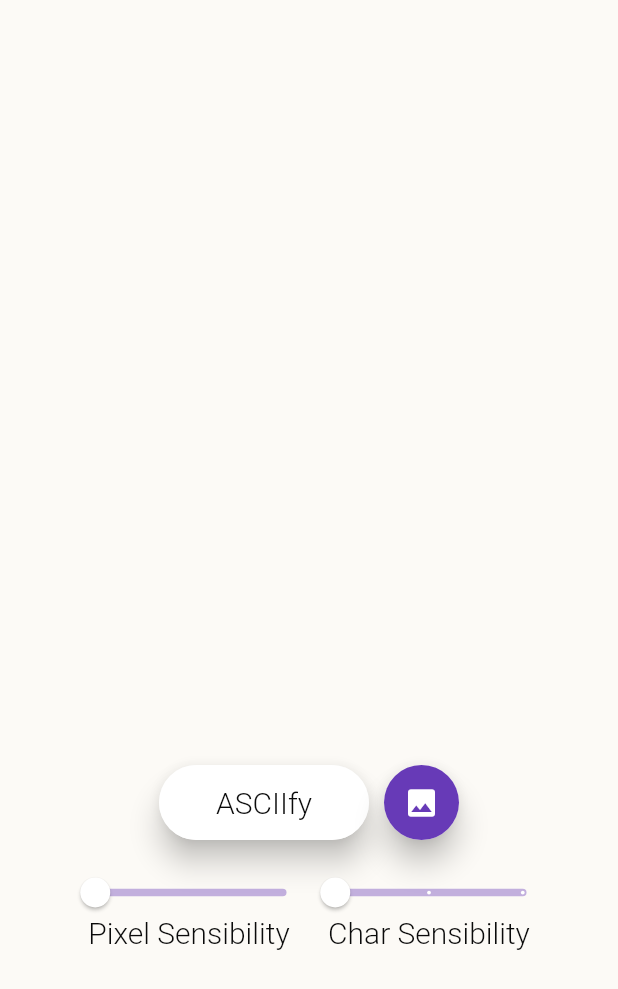
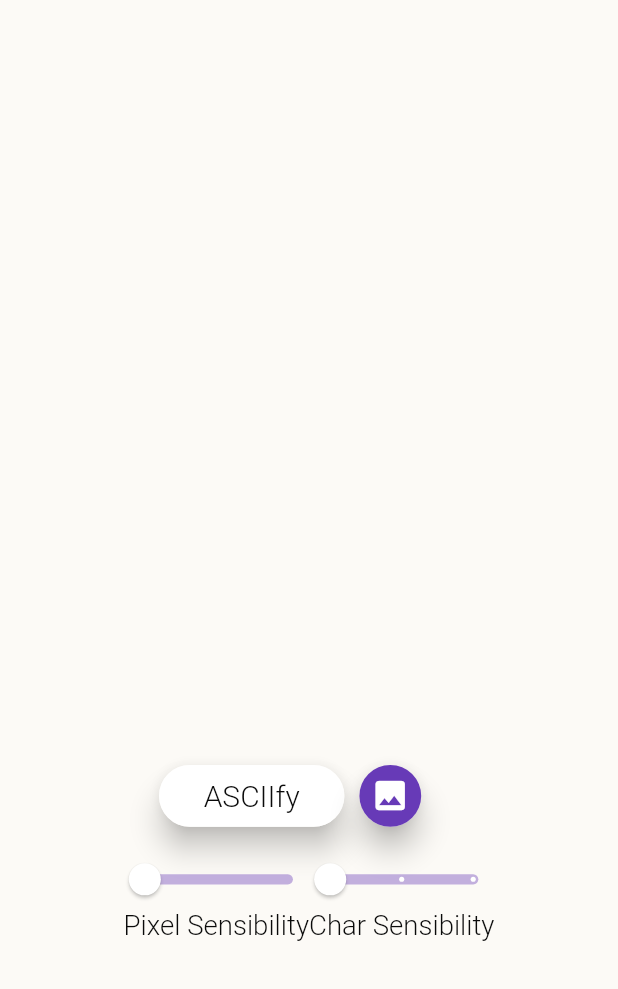
Before and after one commit to LorenzoProSky/ascii_art_app, a Flutter app: the screen it shows after launch, after a tap on "Storage", on a phone screen of 412 x 824 dp. Shown: the top 989 px of the screen. Run offline on Flutter 3.47's test engine with Material 2 defaults, Android fonts, the phone set to English and light mode, and no system bars; our stand-ins replace image_picker, permission_handler; project files that could hold a hidden picture were left out.

Commit message:
Dinamic Resize of the App based on the screen size

```diff
--- a/analysis_options.yaml
+++ b/analysis_options.yaml
@@ -28,7 +28,6 @@ linter:
     - empty_statements
     - hash_and_equals
     - implementation_imports
-    - invariant_booleans
     - library_names
     - library_prefixes
     - list_remove_unrelated_type
--- a/lib/main.dart
+++ b/lib/main.dart
@@ -11,7 +11,7 @@ class AsciiApp extends StatelessWidget {
   Widget build(BuildContext context) {
     return MaterialApp(
       title: "ASCII Art Converter App",
-      theme: AppTheme.asciiAppTheme,
+      theme: AppTheme.lightTheme,
       initialRoute: RouteGenerator.homePage,
       onGenerateRoute: RouteGenerator.generateRoute,
       debugShowCheckedModeBanner: false,
--- a/lib/routes/home_page.dart
+++ b/lib/routes/home_page.dart
@@ -7,30 +7,44 @@ class HomePage extends StatelessWidget {
   @override
   Widget build(BuildContext context) {
     return Scaffold(
-      backgroundColor: Theme.of(context).backgroundColor,
-      body: Padding(
-        padding: const EdgeInsets.all(
-          30.0,
+      body: LayoutBuilder(
+        builder: (BuildContext context, BoxConstraints constraints) {
+          final screenWidth = constraints.maxWidth;
+          final screenHeight = constraints.maxHeight;
+
+          return Center(
+            child: Container(
+              width: screenWidth,
+              height: screenHeight,
+              color: Theme.of(context).canvasColor,
+              child: Padding(
+                padding: EdgeInsets.all(
+                  (screenHeight * 0.045 < 30) ? screenHeight * 0.045 : 30,
                 ),
                 child: Column(
                   children: <Widget>[
-            _homePageImage(),
-            const SizedBox(
-              height: 40.0,
+                    Image(
+                      image: const AssetImage("assets/home_image.png"),
+                      width: (screenWidth * 0.65 < 440) ? screenWidth * 0.65 : 440,
+                      height: (screenHeight * 0.65 < 440) ? screenHeight * 0.65 : 440,
+                      fit: BoxFit.fitHeight,
                     ),
-            const HomePageSelectButton(),
+                    SizedBox(
+                      height: (screenHeight * 0.05 < 40) ? screenHeight * 0.05 : 40,
+                    ),
+                    HomePageSelectButton(
+                      width:
+                          (screenWidth * 0.6 < 315) ? screenWidth * 0.6 : 315,
+                      height:
+                      (screenHeight * 0.05 < 50) ? screenHeight * 0.05 : 50,
+                    ),
                   ],
                 ),
               ),
+            ),
           );
-  }
-
-  Widget _homePageImage() {
-    return const Image(
-      image: AssetImage("assets/home_image.png"),
-      height: 440,
-      width: 440,
-      fit: BoxFit.fitHeight,
+        },
+      ),
     );
   }
 }
--- a/lib/routes/image_page/image_page.dart
+++ b/lib/routes/image_page/image_page.dart
@@ -38,55 +38,105 @@ class _ImagePageState extends State<ImagePage> {
   @override
   Widget build(BuildContext context) {
     return Scaffold(
-      backgroundColor: Theme.of(context).backgroundColor,
-      body: Padding(
-        padding: const EdgeInsets.all(
-          30.0,
+      body: LayoutBuilder(
+        builder: (BuildContext context, BoxConstraints constraints) {
+          final screenWidth = constraints.maxWidth;
+          final screenHeight = constraints.maxHeight;
+
+          return Center(
+            child: Container(
+              width: screenWidth,
+              height: screenHeight,
+              color: Theme.of(context).canvasColor,
+              child: Padding(
+                padding: EdgeInsets.all(
+                  (screenHeight * 0.045 < 30) ? screenHeight * 0.045 : 30,
                 ),
                 child: Column(
                   children: <Widget>[
-            _imageArea(context),
-            const SizedBox(
-              height: 20,
+                    _imageArea(
+                        context,
+                        (screenWidth * 0.8 < 580) ? screenWidth * 0.8 : 580,
+                        (screenHeight * 0.68 < 460)
+                            ? screenHeight * 0.68
+                            : 460),
+                    SizedBox(
+                      height: (screenHeight * 0.035 < 20)
+                          ? screenHeight * 0.035
+                          : 20,
                     ),
                     Center(
                       child: SizedBox(
-                height: 50,
-                width: 200,
+                        width:
+                            (screenWidth * 0.5 < 200) ? screenWidth * 0.5 : 200,
+                        height: (screenHeight * 0.05 < 50)
+                            ? screenHeight * 0.05
+                            : 50,
                         child: Row(
                           children: [
-                    _asciifyButton(context),
-                    const SizedBox(
-                      width: 10,
+                            _asciifyButton(
+                                context,
+                                (screenWidth * 0.3 < 150)
+                                    ? screenWidth * 0.3
+                                    : 150,
+                                (screenHeight * 0.05 < 50)
+                                    ? screenHeight * 0.05
+                                    : 50),
+                            SizedBox(
+                              width: (screenWidth * 0.025 < 10)
+                                  ? screenHeight * 0.025
+                                  : 10,
                             ),
-                    _selectImageButton(context),
+                            _selectImageButton(
+                                context,
+                                (screenHeight * 0.05 < 50)
+                                    ? screenHeight * 0.05
+                                    : 50),
                           ],
                         ),
                       ),
                     ),
-            const SizedBox(
-              height: 20,
+                    SizedBox(
+                      height: (screenHeight * 0.035 < 20)
+                          ? screenHeight * 0.035
+                          : 20,
                     ),
                     Row(
                       mainAxisAlignment: MainAxisAlignment.center,
                       children: [
-                _sensibilitySlider(context),
-                const SizedBox(
-                  width: 10,
+                        _sensibilitySlider(
+                            context,
+                            (screenWidth * 0.3 < 150) ? screenWidth * 0.3 : 150,
+                            (screenHeight * 0.045 < 30)
+                                ? screenHeight * 0.045
+                                : 30),
+                        SizedBox(
+                          height: (screenHeight * 0.025 < 10)
+                              ? screenHeight * 0.025
+                              : 10,
                         ),
-                _charSlider(context),
+                        _charSlider(
+                            context,
+                            (screenWidth * 0.3 < 150) ? screenWidth * 0.3 : 150,
+                            (screenHeight * 0.045 < 30)
+                                ? screenHeight * 0.045
+                                : 30),
                       ],
                     ),
                   ],
                 ),
               ),
+            ),
+          );
+        },
+      ),
     );
   }
 
-  Widget _imageArea(BuildContext context) {
+  Widget _imageArea(BuildContext context, double width, double height) {
     return SizedBox(
-      height: 460,
-      width: 580,
+      width: width,
+      height: height,
       child: (_isAscii)
           ? FittedBox(
               fit: BoxFit.scaleDown,
@@ -97,7 +147,7 @@ class _ImagePageState extends State<ImagePage> {
                 maxScale: 50,
                 child: SelectableText(
                   _asciiImage!, // Text ASCII Image
-                  style: Theme.of(context).textTheme.subtitle1,
+                  style: Theme.of(context).textTheme.displayLarge,
                 ),
               ),
             )
@@ -111,10 +161,11 @@ class _ImagePageState extends State<ImagePage> {
     );
   }
 
-  Widget _asciifyButton(BuildContext context) {
+  Widget _asciifyButton(BuildContext context, double width, double height) {
     return TextButtonCustom(
       buttonText: "ASCIIfy",
-      width: 140,
+      width: width,
+      height: height,
       onTap: () async {
         LoadingOverlay.of(context).show();
         await Future.delayed(const Duration(milliseconds: 250));
@@ -136,11 +187,12 @@ class _ImagePageState extends State<ImagePage> {
     );
   }
 
-  Widget _selectImageButton(BuildContext context) {
+  Widget _selectImageButton(BuildContext context, double size) {
     // Select Image from the Camera or the Storage according to "needCamera"
     return (widget.arguments.needCamera)
         ? IconButtonCustom(
             iconData: Icons.camera_alt,
+            size: size,
             onTap: () async {
               _isAscii = false;
               ImageSelector.selectImage(
@@ -150,6 +202,7 @@ class _ImagePageState extends State<ImagePage> {
           )
         : IconButtonCustom(
             iconData: Icons.photo,
+            size: size,
             onTap: () async {
               _isAscii = false;
               ImageSelector.selectImage(
@@ -159,7 +212,7 @@ class _ImagePageState extends State<ImagePage> {
           );
   }
 
-  Widget _sensibilitySlider(BuildContext context) {
+  Widget _sensibilitySlider(BuildContext context, double width, double height) {
     return SliderCustom(
       value: _pixelSensibility,
       onChange: (value) {
@@ -171,11 +224,12 @@ class _ImagePageState extends State<ImagePage> {
       max: 100.0,
       divs: 100,
       text: "Pixel Sensibility",
-      width: 150,
+      width: width,
+      height: height,
     );
   }
 
-  Widget _charSlider(BuildContext context) {
+  Widget _charSlider(BuildContext context, double width, double height) {
     return SliderCustom(
       value: _charSensibility,
       onChange: (value) {
@@ -187,7 +241,8 @@ class _ImagePageState extends State<ImagePage> {
       max: 3.0,
       divs: 2,
       text: "Char Sensibility",
-      width: 150,
+      width: width,
+      height: height,
     );
   }
 }
--- a/lib/theme/theme.dart
+++ b/lib/theme/theme.dart
@@ -3,25 +3,19 @@ import 'package:flutter/material.dart';
 
 class AppTheme {
   const AppTheme();
-  static ThemeData asciiAppTheme = ThemeData(
-    backgroundColor: AppColor.background,
+  static ThemeData lightTheme = ThemeData(
+    canvasColor: AppColor.background,
     primaryColor: AppColor.white,
     hintColor: AppColor.black,
     focusColor: AppColor.deepPurple,
     textTheme: const TextTheme(
-      headline1: TextStyle(
-        fontFamily: "Roboto",
-        fontWeight: FontWeight.w200,
-        fontSize: 40.0,
-        color: AppColor.black,
-      ),
-      bodyText1: TextStyle(
+      bodyLarge: TextStyle(
         fontFamily: "Roboto",
         fontWeight: FontWeight.w300,
         fontSize: 20.0,
         color: AppColor.black,
       ),
-      subtitle1: TextStyle(
+      displayLarge: TextStyle(
         // TextTheme for the ASCII Art
         fontFamily: "Lucida Console",
         letterSpacing: 5,
--- a/lib/widgets/home_page_select_button.dart
+++ b/lib/widgets/home_page_select_button.dart
@@ -4,34 +4,40 @@ import 'package:ascii_app/routes/routes.dart';
 import 'package:flutter/material.dart';
 
 class HomePageSelectButton extends StatelessWidget {
-  const HomePageSelectButton({super.key});
+  const HomePageSelectButton({
+    Key? key,
+    required this.width,
+    required this.height,
+  }) : super(key: key);
+  final double width;
+  final double height;
 
   @override
   Widget build(BuildContext context) {
     return Center(
       child: SizedBox(
-        height: 50,
-        width: 315,
+        width: width,
+        height: height,
         child: Material(
           elevation: 8.0,
-          borderRadius: BorderRadius.circular(50.0),
+          borderRadius: BorderRadius.circular(height),
           child: Stack(
             alignment: AlignmentDirectional.center,
             children: <Widget>[
               Container(
-                height: 50.0,
-                width: 315.0,
+                width: width,
+                height: height,
                 decoration: BoxDecoration(
                   color: Theme.of(context).primaryColor,
-                  borderRadius: BorderRadius.circular(50.0),
+                  borderRadius: BorderRadius.circular(height),
                 ),
               ),
               Container(
-                height: 50.0,
-                width: 105.0,
+                width: width * 0.25,
+                height: height,
                 decoration: BoxDecoration(
                   color: Theme.of(context).focusColor,
-                  borderRadius: BorderRadius.circular(50.0),
+                  borderRadius: BorderRadius.circular(height),
                 ),
               ),
               Row(
@@ -39,8 +45,8 @@ class HomePageSelectButton extends StatelessWidget {
                 children: [
                   _mediaStoragePermissionAndToImagePageButton(context),
                   SizedBox(
-                    height: 30.0,
                     width: 1,
+                    height: height * 0.8,
                     child: VerticalDivider(
                       width: 1,
                       thickness: 1,
@@ -64,28 +70,31 @@ class HomePageSelectButton extends StatelessWidget {
         await Navigator.of(context).pushNamed(RouteGenerator.imagePage,
             arguments: ImagePageArguments(false));
       },
-      borderRadius: BorderRadius.circular(50.0),
+      borderRadius: BorderRadius.circular(height),
       child: Container(
-        height: 50.0,
-        width: 148.0,
+        width: width * 0.49,
+        height: height,
         decoration: BoxDecoration(
-          borderRadius: BorderRadius.circular(50.0),
+          borderRadius: BorderRadius.circular(height),
         ),
         child: Row(
           children: [
             Expanded(
+              child: FittedBox(
+                fit: BoxFit.scaleDown,
                 child: Text(
                   "Storage",
                   textAlign: TextAlign.center,
-                style: Theme.of(context).textTheme.bodyText1,
+                  style: Theme.of(context).textTheme.bodyLarge,
+                ),
               ),
             ),
             SizedBox(
-              height: 50.0,
-              width: 50.0,
+              width: width * 0.11,
+              height: height,
               child: Icon(
                 Icons.photo,
-                size: 24,
+                size: height * 0.63,
                 color: Theme.of(context).primaryColor,
               ),
             ),
@@ -102,29 +111,32 @@ class HomePageSelectButton extends StatelessWidget {
         await Navigator.of(context).pushNamed(RouteGenerator.imagePage,
             arguments: ImagePageArguments(true));
       },
-      borderRadius: BorderRadius.circular(50.0),
+      borderRadius: BorderRadius.circular(height),
       child: Container(
-        height: 50.0,
-        width: 148.0,
+        width: width * 0.49,
+        height: height,
         decoration: BoxDecoration(
-          borderRadius: BorderRadius.circular(50.0),
+          borderRadius: BorderRadius.circular(height),
         ),
         child: Row(
           children: [
             SizedBox(
-              height: 50.0,
-              width: 50.0,
+              width: width * 0.11,
+              height: height,
               child: Icon(
                 Icons.camera_alt,
-                size: 24,
+                size: height * 0.63,
                 color: Theme.of(context).primaryColor,
               ),
             ),
             Expanded(
+              child: FittedBox(
+                fit: BoxFit.scaleDown,
                 child: Text(
                   "Camera",
                   textAlign: TextAlign.center,
-                style: Theme.of(context).textTheme.bodyText1,
+                  style: Theme.of(context).textTheme.bodyLarge,
+                ),
               ),
             ),
           ],
--- a/lib/widgets/icon_button_custom.dart
+++ b/lib/widgets/icon_button_custom.dart
@@ -5,31 +5,34 @@ class IconButtonCustom extends StatelessWidget {
     Key? key,
     required this.iconData,
     required this.onTap,
+    required this.size,
   }) : super(key: key);
   final IconData iconData;
   final Function() onTap;
+  final double size;
 
   @override
   Widget build(BuildContext context) {
     return Center(
       child: SizedBox(
-        height: 50,
-        width: 50,
+        height: size,
+        width: size,
         child: Material(
           elevation: 8.0,
-          borderRadius: BorderRadius.circular(50.0),
+          borderRadius: BorderRadius.circular(size),
           child: InkWell(
             onTap: onTap,
-            borderRadius: BorderRadius.circular(50.0),
+            borderRadius: BorderRadius.circular(size),
             child: Container(
-              height: 50.0,
-              width: 50.0,
+              height: size,
+              width: size,
               decoration: BoxDecoration(
                 color: Theme.of(context).focusColor,
-                borderRadius: BorderRadius.circular(50.0),
+                borderRadius: BorderRadius.circular(size),
               ),
               child: Icon(
                 iconData,
+                size: size * 0.63,
                 color: Theme.of(context).primaryColor,
               ),
             ),
--- a/lib/widgets/icon_text_button_custom.dart
+++ b/lib/widgets/icon_text_button_custom.dart
@@ -50,7 +50,7 @@ class IconTextButtonCustom extends StatelessWidget {
                     child: Text(
                       buttonText,
                       textAlign: TextAlign.center,
-                      style: Theme.of(context).textTheme.bodyText1,
+                      style: Theme.of(context).textTheme.bodyLarge,
                     ),
                   ),
                 ],
--- a/lib/widgets/slider_custom.dart
+++ b/lib/widgets/slider_custom.dart
@@ -10,6 +10,7 @@ class SliderCustom extends StatelessWidget {
     required this.divs,
     required this.text,
     required this.width,
+    required this.height,
   }) : super(key: key);
   final double value;
   final Function(double) onChange;
@@ -18,6 +19,7 @@ class SliderCustom extends StatelessWidget {
   final int divs;
   final String text;
   final double width;
+  final double height;
 
   @override
   Widget build(BuildContext context) {
@@ -25,29 +27,27 @@ class SliderCustom extends StatelessWidget {
       child: Column(
         children: [
           SizedBox(
-            height: 30,
             width: width,
+            height: height,
             child: SliderTheme(
               data: SliderTheme.of(context).copyWith(
-                trackHeight: 5.0,
+                trackHeight: 5.0 * height / 22,
                 trackShape: const RoundedRectSliderTrackShape(),
                 activeTrackColor: Theme.of(context).focusColor,
-                inactiveTrackColor:
-                    Theme.of(context).focusColor.withAlpha(100),
-                thumbShape: const RoundSliderThumbShape(
-                  enabledThumbRadius: 10.0,
+                inactiveTrackColor: Theme.of(context).focusColor.withAlpha(100),
+                thumbShape: RoundSliderThumbShape(
+                  enabledThumbRadius: 10.0 * height / 28,
                   pressedElevation: 8.0,
                 ),
                 thumbColor: Theme.of(context).primaryColor,
-                overlayColor:
-                    Theme.of(context).focusColor.withOpacity(0.2),
+                overlayColor: Theme.of(context).focusColor.withOpacity(0.2),
                 overlayShape: const RoundSliderOverlayShape(overlayRadius: 0.0),
                 tickMarkShape: const RoundSliderTickMarkShape(),
                 activeTickMarkColor: Theme.of(context).primaryColor,
                 inactiveTickMarkColor: Theme.of(context).primaryColor,
                 valueIndicatorShape: const PaddleSliderValueIndicatorShape(),
-                valueIndicatorColor: Theme.of(context).primaryColor,
-                valueIndicatorTextStyle: Theme.of(context).textTheme.bodyText1,
+                valueIndicatorColor: Theme.of(context).focusColor.withAlpha(150),
+                valueIndicatorTextStyle: Theme.of(context).textTheme.bodyLarge,
               ),
               child: Slider(
                 min: min,
@@ -59,10 +59,17 @@ class SliderCustom extends StatelessWidget {
               ),
             ),
           ),
-          Text(
-            text,
-            textAlign: TextAlign.center,
-            style: Theme.of(context).textTheme.bodyText1,
+          SizedBox(
+            width: width,
+            height: height,
+            child: FittedBox(
+              fit: BoxFit.scaleDown,
+              child: Text(
+                text,
+                textAlign: TextAlign.center,
+                style: Theme.of(context).textTheme.bodyLarge,
+              ),
+            ),
           ),
         ],
       ),
--- a/lib/widgets/text_button_custom.dart
+++ b/lib/widgets/text_button_custom.dart
@@ -6,37 +6,42 @@ class TextButtonCustom extends StatelessWidget {
     required this.buttonText,
     required this.onTap,
     required this.width,
+    required this.height,
   }) : super(key: key);
   final String buttonText;
   final Function() onTap;
   final double width;
+  final double height;
 
   @override
   Widget build(BuildContext context) {
     return Center(
       child: SizedBox(
-        height: 50,
+        height: height,
         width: width,
         child: Material(
           elevation: 8.0,
-          borderRadius: BorderRadius.circular(50.0),
+          borderRadius: BorderRadius.circular(height),
           child: InkWell(
             onTap: onTap,
-            borderRadius: BorderRadius.circular(50.0),
+            borderRadius: BorderRadius.circular(height),
             child: Container(
-              height: 50.0,
+              height: height,
               width: width,
               decoration: BoxDecoration(
                 color: Theme.of(context).primaryColor,
-                borderRadius: BorderRadius.circular(50.0),
+                borderRadius: BorderRadius.circular(height),
               ),
               child: Row(
                 children: [
                   Expanded(
-                    child: Text(
-                      buttonText,
-                      textAlign: TextAlign.center,
-                      style: Theme.of(context).textTheme.bodyText1,
+                    child: FittedBox(
+                      fit: BoxFit.scaleDown,
+                      child: Text(
+                        buttonText,
+                        textAlign: TextAlign.center,
+                        style: Theme.of(context).textTheme.bodyLarge,
+                      ),
                     ),
                   ),
                 ],
--- a/lib/widgets/text_icon_button_custom.dart
+++ b/lib/widgets/text_icon_button_custom.dart
@@ -38,7 +38,7 @@ class TextIconButtonCustom extends StatelessWidget {
                     child: Text(
                       buttonText,
                       textAlign: TextAlign.center,
-                      style: Theme.of(context).textTheme.bodyText1,
+                      style: Theme.of(context).textTheme.bodyLarge,
                     ),
                   ),
                   Container(
```
Also changed, not shown: pubspec.lock. Lines whose indentation alone changed are shown as unchanged.
